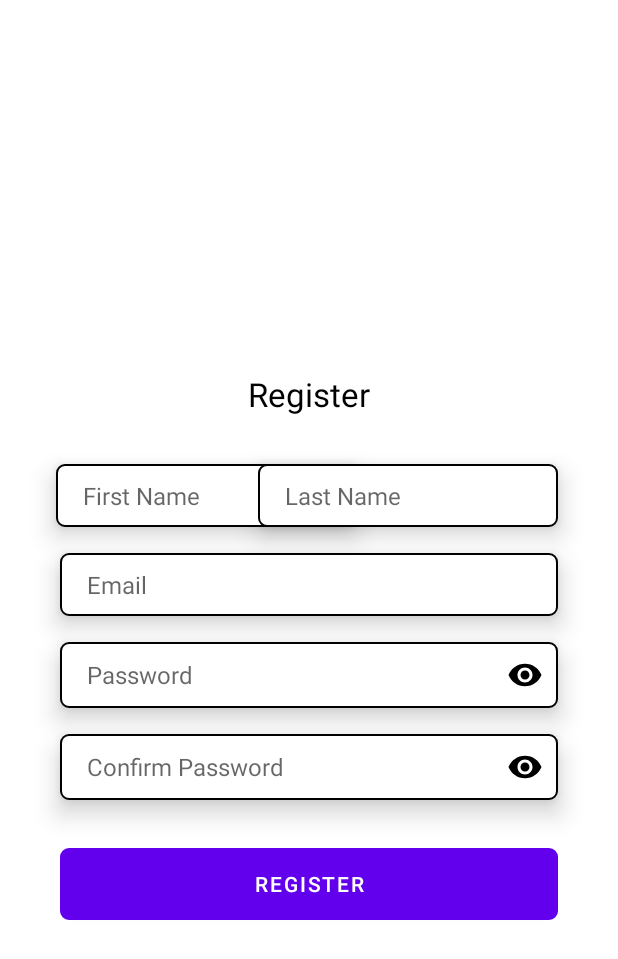
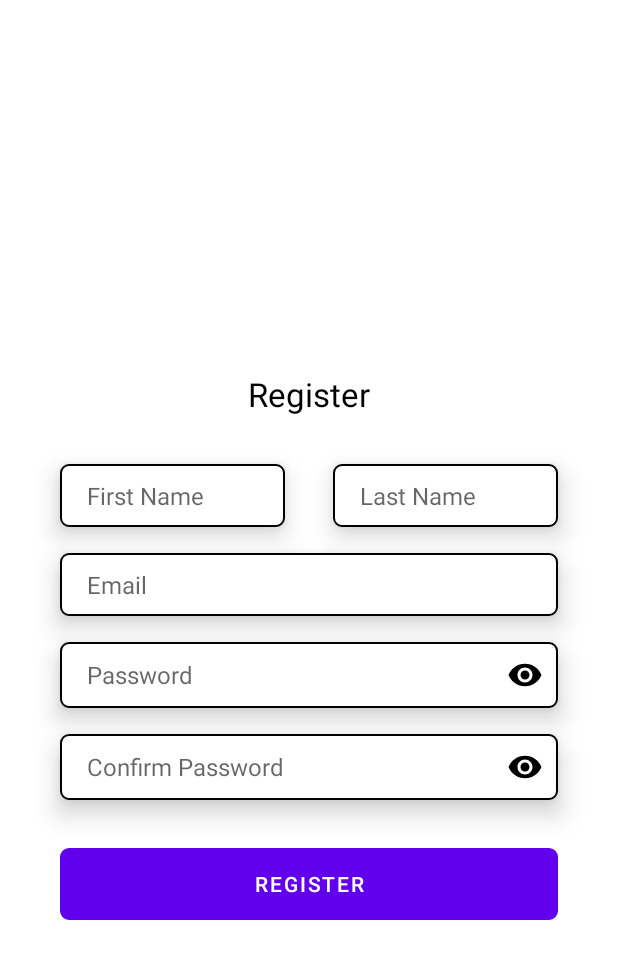
Before and after one commit to affanzanuar/MovieApp, an Android app: the layout activity_register.xml on its own in the app's theme, with its tools: preview values and no code run, on a phone screen of 412 x 824 dp. Shown: the top 959 px of the screen. Run offline under Robolectric (Android 15) with nearby library versions, the phone set to English and light mode, and no system bars.

Commit message:
changes from fragment into an activity for the login and register

```diff
--- a/app/src/main/java/com/affan/movieapp/welcoming/LandingPage.kt
+++ b/app/src/main/java/com/affan/movieapp/welcoming/LandingPage.kt
@@ -19,7 +19,7 @@ class LandingPage : AppCompatActivity() {
         setContentView(binding.root)
 
         binding.btnContinue.setOnClickListener {
-            startActivity(Intent(this, CredentialsActivity::class.java))
+            startActivity(Intent(this, LoginActivity::class.java))
         }
     }
 }
--- a/app/src/main/java/com/affan/movieapp/welcoming/CredentialsActivity.kt
+++ b/app/src/main/java/com/affan/movieapp/welcoming/LoginActivity.kt
@@ -4,11 +4,9 @@ import androidx.appcompat.app.AppCompatActivity
 import android.os.Bundle
 import com.affan.movieapp.R
 
-class CredentialsActivity : AppCompatActivity() {
+class LoginActivity : AppCompatActivity() {
     override fun onCreate(savedInstanceState: Bundle?) {
         super.onCreate(savedInstanceState)
-        setContentView(R.layout.activity_credentials)
-
-
+        setContentView(R.layout.activity_login)
     }
 }
--- /dev/null
+++ b/app/src/main/java/com/affan/movieapp/welcoming/RegisterActivity.kt
@@ -0,0 +1,12 @@
+package com.affan.movieapp.welcoming
+
+import androidx.appcompat.app.AppCompatActivity
+import android.os.Bundle
+import com.affan.movieapp.R
+
+class RegisterActivity : AppCompatActivity() {
+    override fun onCreate(savedInstanceState: Bundle?) {
+        super.onCreate(savedInstanceState)
+        setContentView(R.layout.activity_register)
+    }
+}
--- a/app/src/main/res/layout/fragment_login.xml
+++ b/app/src/main/res/layout/activity_login.xml
@@ -1,11 +1,10 @@
 <?xml version="1.0" encoding="utf-8"?>
 <androidx.constraintlayout.widget.ConstraintLayout xmlns:android="http://schemas.android.com/apk/res/android"
+    xmlns:app="http://schemas.android.com/apk/res-auto"
     xmlns:tools="http://schemas.android.com/tools"
     android:layout_width="match_parent"
     android:layout_height="match_parent"
-    xmlns:app="http://schemas.android.com/apk/res-auto"
-    tools:context=".welcoming.LoginFragment">
-
+    tools:context=".welcoming.LoginActivity">
 
     <TextView
         android:id="@+id/tvSignIn"
--- a/app/src/main/res/layout/fragment_register.xml
+++ b/app/src/main/res/layout/activity_register.xml
@@ -1,10 +1,10 @@
 <?xml version="1.0" encoding="utf-8"?>
 <androidx.constraintlayout.widget.ConstraintLayout xmlns:android="http://schemas.android.com/apk/res/android"
+    xmlns:app="http://schemas.android.com/apk/res-auto"
     xmlns:tools="http://schemas.android.com/tools"
     android:layout_width="match_parent"
     android:layout_height="match_parent"
-    xmlns:app="http://schemas.android.com/apk/res-auto"
-    tools:context=".welcoming.RegisterFragment">
+    tools:context=".welcoming.RegisterActivity">
 
     <TextView
         android:id="@+id/tvRegister"
@@ -23,7 +23,7 @@
 
     <EditText
         android:id="@+id/etFirstName"
-        android:layout_width="200dp"
+        android:layout_width="150dp"
         android:layout_height="wrap_content"
         android:layout_marginHorizontal="40dp"
         android:layout_marginTop="32dp"
@@ -40,7 +40,7 @@
 
     <EditText
         android:id="@+id/etLastName"
-        android:layout_width="200dp"
+        android:layout_width="150dp"
         android:layout_height="wrap_content"
         android:layout_marginHorizontal="40dp"
         android:layout_marginTop="32dp"
```
Also changed, not shown: app/src/main/AndroidManifest.xml (+5 -2 lines), app/src/main/java/com/affan/movieapp/welcoming/LoginFragment.kt (deleted, +0 -32 lines), app/src/main/java/com/affan/movieapp/welcoming/RegisterFragment.kt (deleted, +0 -22 lines), app/src/main/java/com/affan/movieapp/welcoming/adapter/CredentialsAdapter.kt (deleted, +0 -18 lines), app/src/main/res/layout/activity_credentials.xml (deleted, +0 -15 lines).
